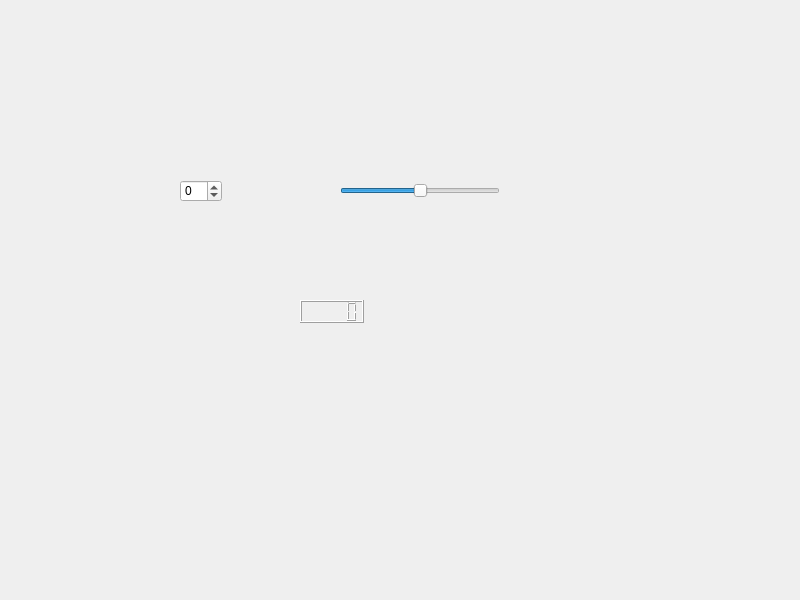
First picture: the form in widget.ui, repository YCY715/spinbox, before the edit.
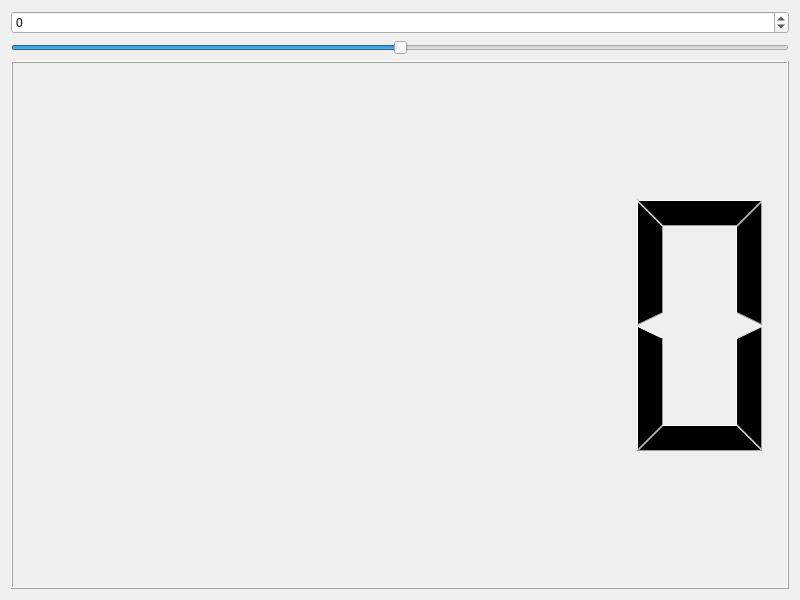
Second picture: the form after the edit.

Commit message: project comple

The edit to the form file:
```diff
--- a/widget.ui
+++ b/widget.ui
@@ -13,15 +13,19 @@
   <property name="windowTitle">
    <string>Widget</string>
   </property>
+  <layout class="QVBoxLayout" name="verticalLayout">
+   <item>
+    <widget class="QSpinBox" name="spinBox">
+     <property name="minimum">
+      <number>-100</number>
+     </property>
+     <property name="maximum">
+      <number>100</number>
+     </property>
+    </widget>
+   </item>
+   <item>
   <widget class="QSlider" name="horizontalSlider">
-   <property name="geometry">
-    <rect>
-     <x>340</x>
-     <y>180</y>
-     <width>160</width>
-     <height>22</height>
-    </rect>
-   </property>
    <property name="minimum">
     <number>-100</number>
    </property>
@@ -32,32 +36,11 @@
     <enum>Qt::Orientation::Horizontal</enum>
    </property>
   </widget>
-  <widget class="QSpinBox" name="spinBox">
-   <property name="geometry">
-    <rect>
-     <x>180</x>
-     <y>180</y>
-     <width>42</width>
-     <height>22</height>
-    </rect>
-   </property>
-   <property name="minimum">
-    <number>-100</number>
-   </property>
-   <property name="maximum">
-    <number>100</number>
-   </property>
-  </widget>
-  <widget class="QLCDNumber" name="lcdNumber">
-   <property name="geometry">
-    <rect>
-     <x>300</x>
-     <y>300</y>
-     <width>64</width>
-     <height>23</height>
-    </rect>
-   </property>
-  </widget>
+   </item>
+   <item>
+    <widget class="QLCDNumber" name="lcdNumber"/>
+   </item>
+  </layout>
  </widget>
  <resources/>
  <connections>
```
Lines whose indentation alone changed are shown as unchanged.
